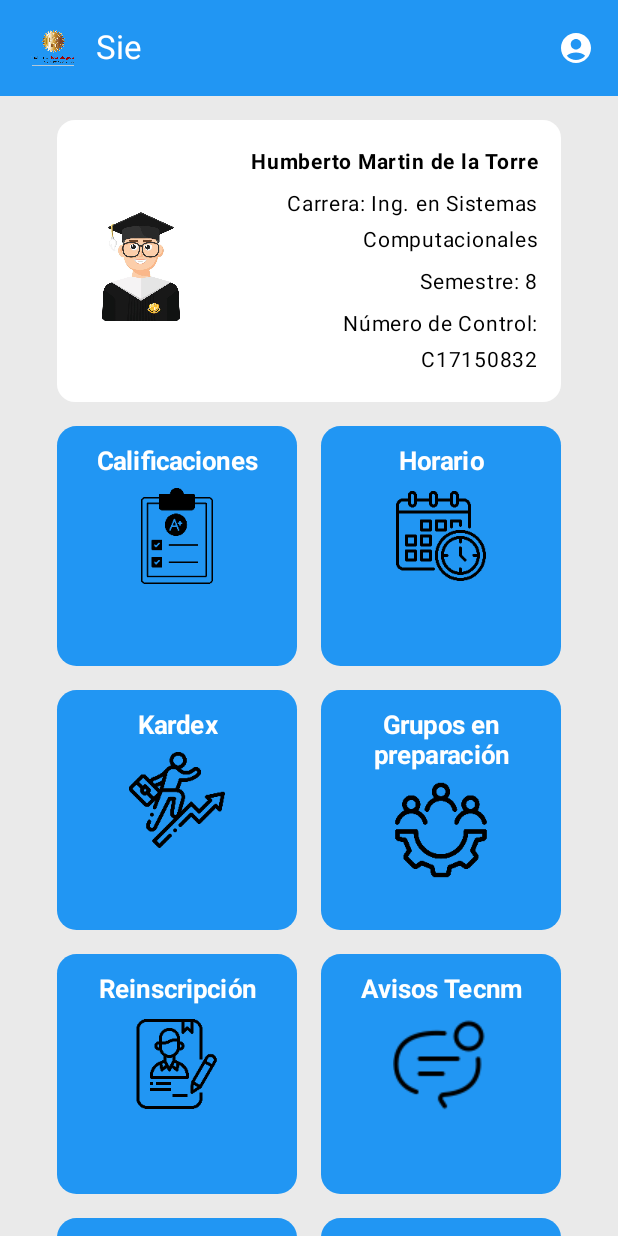
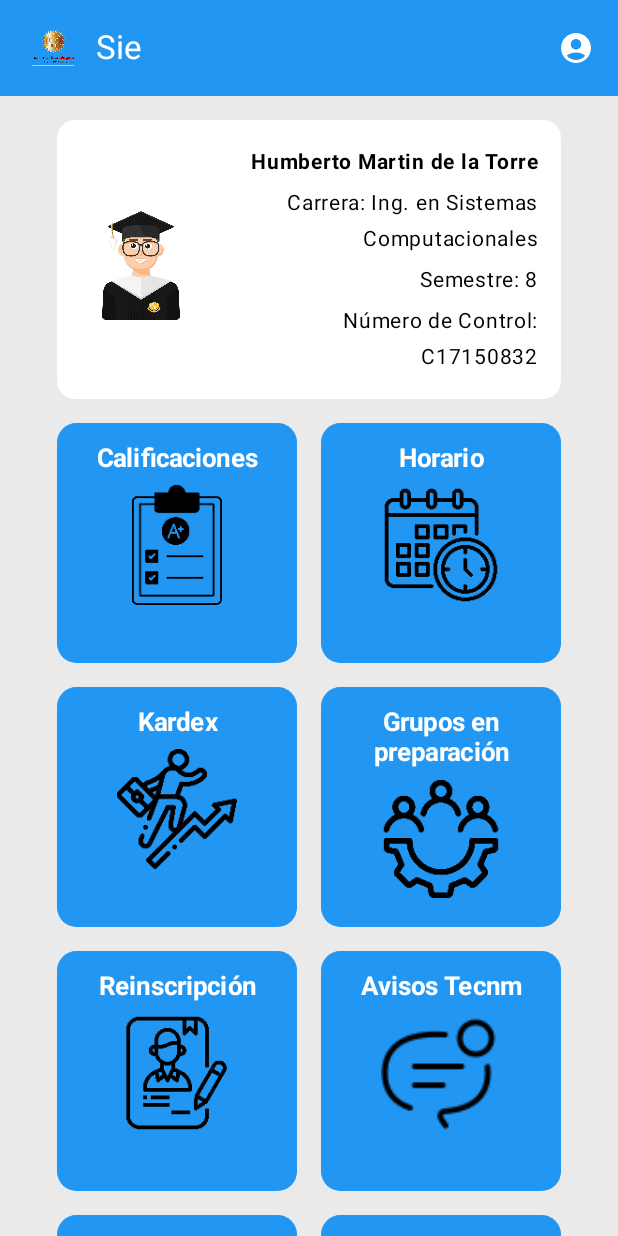
Before and after one commit to MerczA/SieAplication, an Android app built with Jetpack Compose: the Main_Menu screen opened through its navigation route, on a phone screen of 412 x 824 dp. Run offline under Robolectric (Android 15) with nearby library versions, the phone set to English and light mode, and no system bars.

Commit message:
modify shape of ButtonCuadro

```diff
--- a/app/src/main/java/com/example/sieaplication/ui/screens/Main_menu.kt
+++ b/app/src/main/java/com/example/sieaplication/ui/screens/Main_menu.kt
@@ -257,14 +257,14 @@ fun StudentInfoCard(
             Column(
                 modifier = Modifier.fillMaxWidth(),
                 horizontalAlignment = Alignment.End,
-                verticalArrangement = Arrangement.spacedBy(4.dp) // Espacio entre líneas de texto
+                verticalArrangement = Arrangement.spacedBy(3.dp) // Espacio entre líneas de texto
             ) {
                 Text(
                     text = name,
                     fontWeight = FontWeight.Bold,
                     textAlign = TextAlign.End,
                     color = Color.Black,
-                    fontSize = 14.sp            // Texto un poco más pequeño
+                    fontSize = 14.sp
                 )
                 Text(
                     text = "Carrera: $career",
@@ -323,7 +323,7 @@ fun ButtonCuadrado(
             AsyncImage(
                 model = imageRes,
                 contentDescription = "Imagen",
-                modifier = Modifier.size(64.dp)
+                modifier = Modifier.size(80.dp)
             )
         }
     }
```
